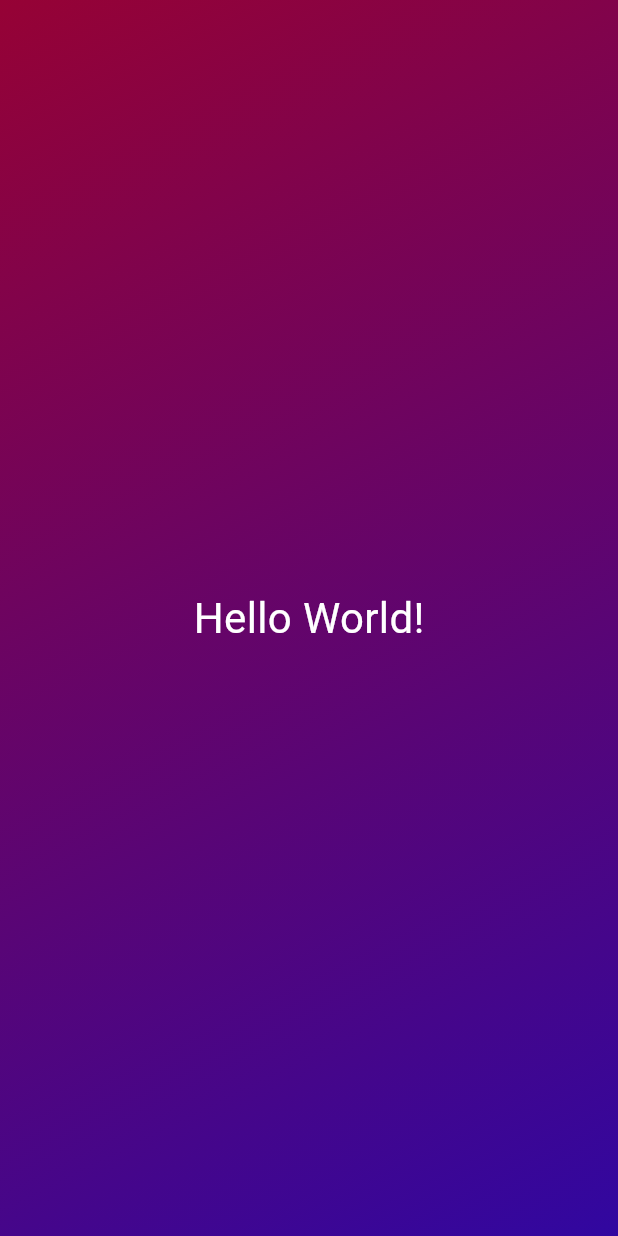
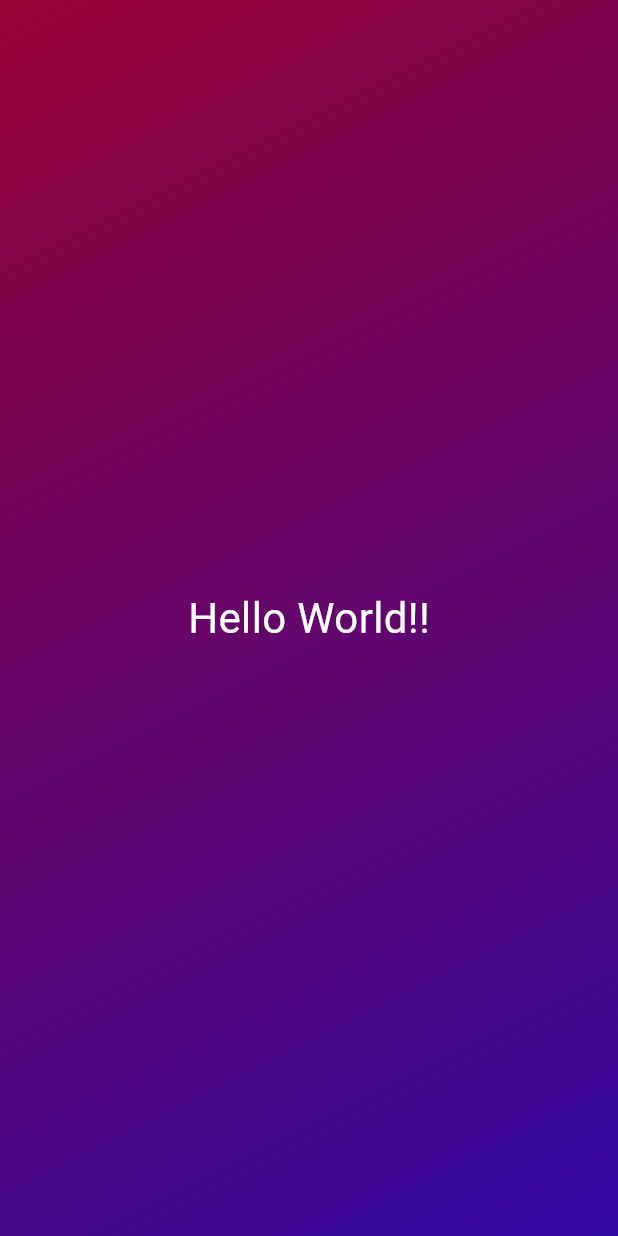
Before and after one commit to onodaryo/FirstApp, a Flutter app: the screen it shows after launch, on a phone screen of 412 x 824 dp. Run offline on Flutter 3.47's test engine with Material 3 defaults, Android fonts, the phone set to English and light mode, and no system bars.

Commit message:
StyledTextクラスのコンスト引数を変更

```diff
--- a/lib/gradientContainer.dart
+++ b/lib/gradientContainer.dart
@@ -23,7 +23,7 @@ class GradientContainer extends StatelessWidget {
         ),
       ),
       child: const Center(
-        child: StyledText(),
+        child: StyledText('Hello World!!'),
       ),
     );
   }
--- a/lib/styledText.dart
+++ b/lib/styledText.dart
@@ -2,13 +2,15 @@ import 'package:flutter/material.dart';
 import 'package:flutter/painting.dart';
 
 class StyledText extends StatelessWidget {
-  const StyledText({super.key});
+  const StyledText(this.outputText, {super.key});
+
+  final String outputText;
 
   @override
   Widget build(context) {
-    return const Text(
-      'Hello World!',
-      style: TextStyle(
+    return Text(
+      outputText,
+      style: const TextStyle(
         color: Colors.white,
         fontSize: 28,
       ),
```
